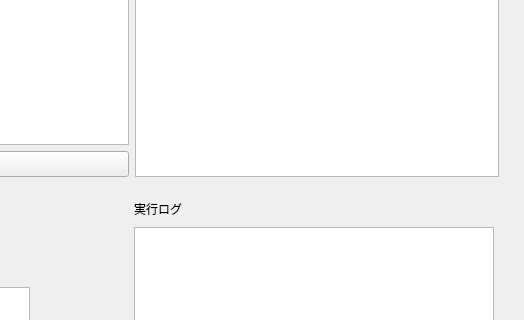
First picture: the form in crane_simple_ai/src/qt_form.ui, repository ibis-ssl/crane, before the edit; both pictures show x 236 to 760 and y 253 to 573 of the 760 by 713 pixel window.
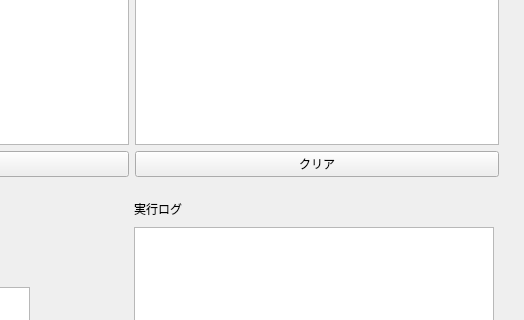
Second picture: the form after the edit.

Commit message: コマンドキューのクリアボタンを追加

Diff of the .ui file:
```diff
--- a/crane_simple_ai/src/qt_form.ui
+++ b/crane_simple_ai/src/qt_form.ui
@@ -207,6 +207,13 @@
          <item>
           <widget class="QPlainTextEdit" name="commandQueuePlainTextEdit"/>
          </item>
+         <item>
+          <widget class="QPushButton" name="queueClearPushButton">
+           <property name="text">
+            <string>クリア</string>
+           </property>
+          </widget>
+         </item>
         </layout>
        </item>
       </layout>
```
The commit also changes 2 other files.
